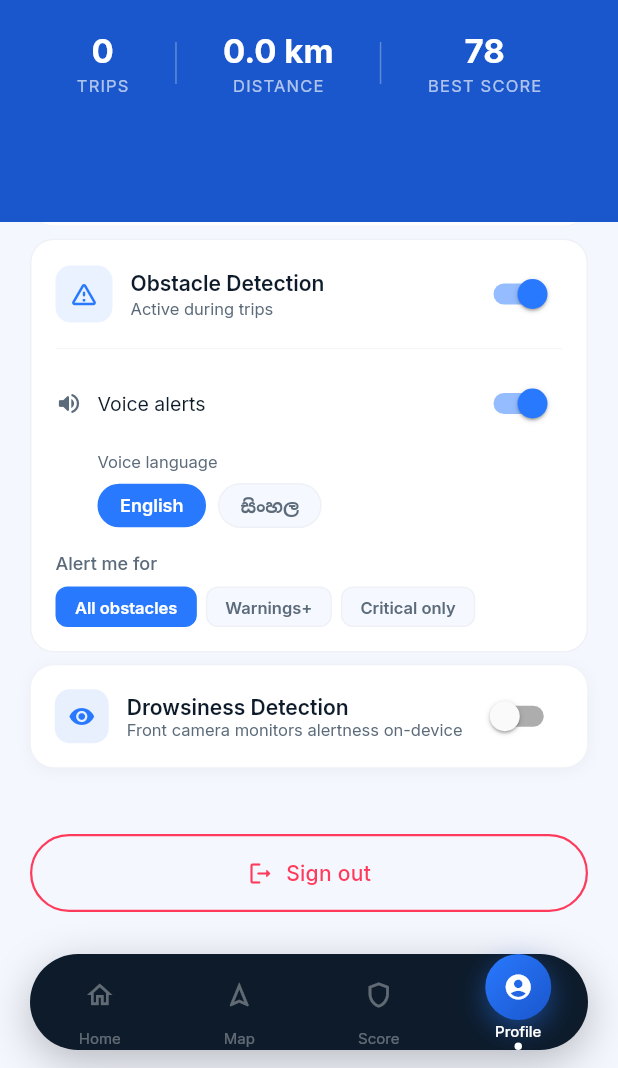
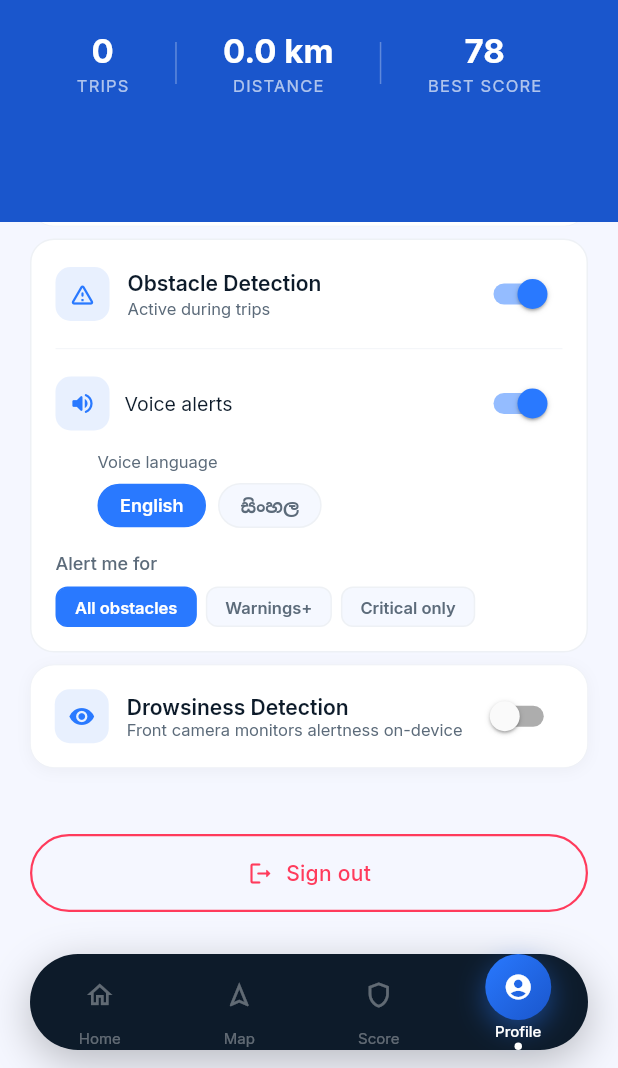
Before and after one commit to akash-de-alwis/R26-IT-048, a Flutter app: the ProfileScreen screen opened by its route, scrolled down 931 dp, on a phone screen of 412 x 824 dp, the part 168-1236 px from its top. Run offline on Flutter 3.47's test engine with Material 3 defaults, Android fonts, the phone set to English and light mode, and no system bars; our stand-ins replace camera, firebase_auth, firebase_core, flutter_dotenv, flutter_local_notifications, flutter_tts and 7 more; missing offline and left inert: google_mlkit_face_detection, mapbox_maps_flutter; accounts and stored records are empty.

Commit message:
feat: update icon styles and colors for drowsiness and obstacle settings cards

```diff
--- a/safenav/lib/features/member4_part2/widgets/drowsiness_settings_card.dart
+++ b/safenav/lib/features/member4_part2/widgets/drowsiness_settings_card.dart
@@ -229,11 +229,11 @@ class _Body extends StatelessWidget {
                         width: 36,
                         height: 36,
                         decoration: BoxDecoration(
-                          color: const Color(0xFFF4F6F9),
+                          color: const Color(0xFFE8F0FE),
                           borderRadius: BorderRadius.circular(10),
                         ),
                         child: const Icon(Icons.refresh_rounded,
-                            color: Color(0xFF5C6B7A), size: 18),
+                            color: Color(0xFF2979FF), size: 18),
                       ),
                       const SizedBox(width: 12),
                       const Expanded(
--- a/safenav/lib/member3_alert_system/part2/widgets/obstacle_settings_card.dart
+++ b/safenav/lib/member3_alert_system/part2/widgets/obstacle_settings_card.dart
@@ -30,17 +30,17 @@ class ObstacleSettingsCard extends StatelessWidget {
               Row(
                 children: [
                   Container(
-                    width: 38,
-                    height: 38,
+                    width: 36,
+                    height: 36,
                     decoration: BoxDecoration(
                       color: enabled
-                          ? const Color(0xFF2979FF).withValues(alpha: 0.10)
+                          ? const Color(0xFFE8F0FE)
                           : const Color(0xFFEEF1F5),
                       borderRadius: BorderRadius.circular(10),
                     ),
                     child: Icon(
                       Icons.warning_amber_rounded,
-                      size: 20,
+                      size: 18,
                       color: enabled
                           ? const Color(0xFF2979FF)
                           : const Color(0xFFADB8C3),
@@ -85,8 +85,16 @@ class ObstacleSettingsCard extends StatelessWidget {
                 // Voice alerts toggle
                 Row(
                   children: [
-                    const Icon(Icons.volume_up_rounded,
-                        size: 18, color: Color(0xFF5C6B7A)),
+                    Container(
+                      width: 36,
+                      height: 36,
+                      decoration: BoxDecoration(
+                        color: const Color(0xFFE8F0FE),
+                        borderRadius: BorderRadius.circular(10),
+                      ),
+                      child: const Icon(Icons.volume_up_rounded,
+                          color: Color(0xFF2979FF), size: 18),
+                    ),
                     const SizedBox(width: 10),
                     const Expanded(
                       child: Text(
--- a/safenav/lib/screens/profile/profile_screen.dart
+++ b/safenav/lib/screens/profile/profile_screen.dart
@@ -1007,7 +1007,7 @@ class _SettingsCard extends StatelessWidget {
           ),
           const _SettingsDivider(),
           _SettingRow(
-            icon: Icons.info_outline_rounded,
+            icon: Icons.info_rounded,
             label: 'About SafeNav',
             isLast: true,
             onLongPress: () async {
```
Also changed, not shown: safenav/lib/member3_alert_system/part1/widgets/alert_settings_widget.dart (+20 -4 lines).
